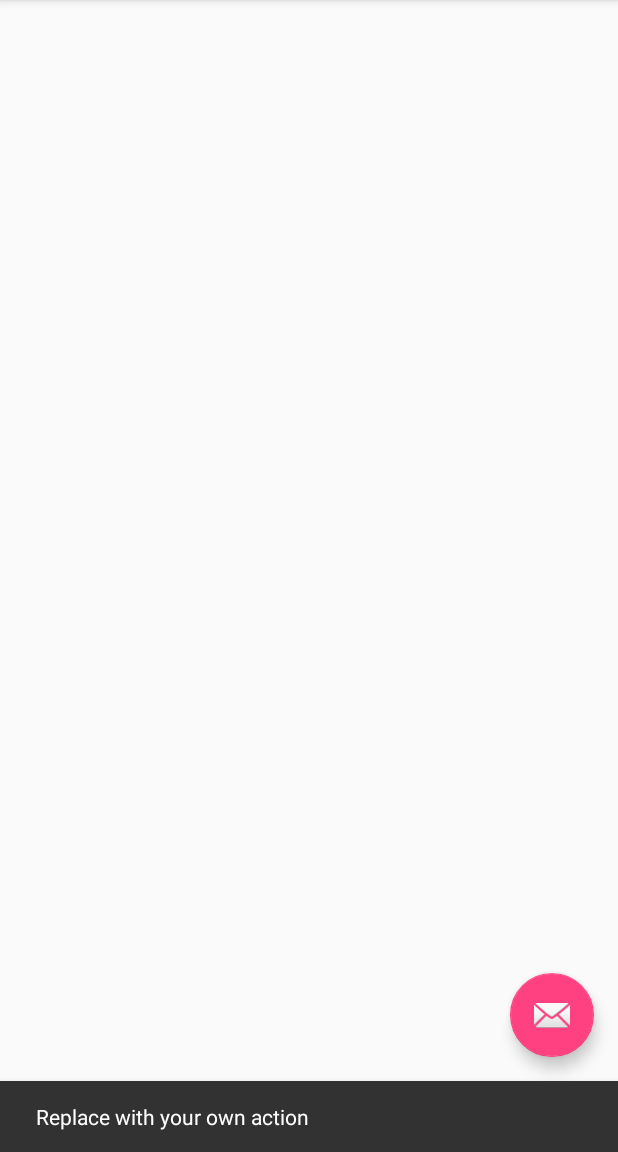
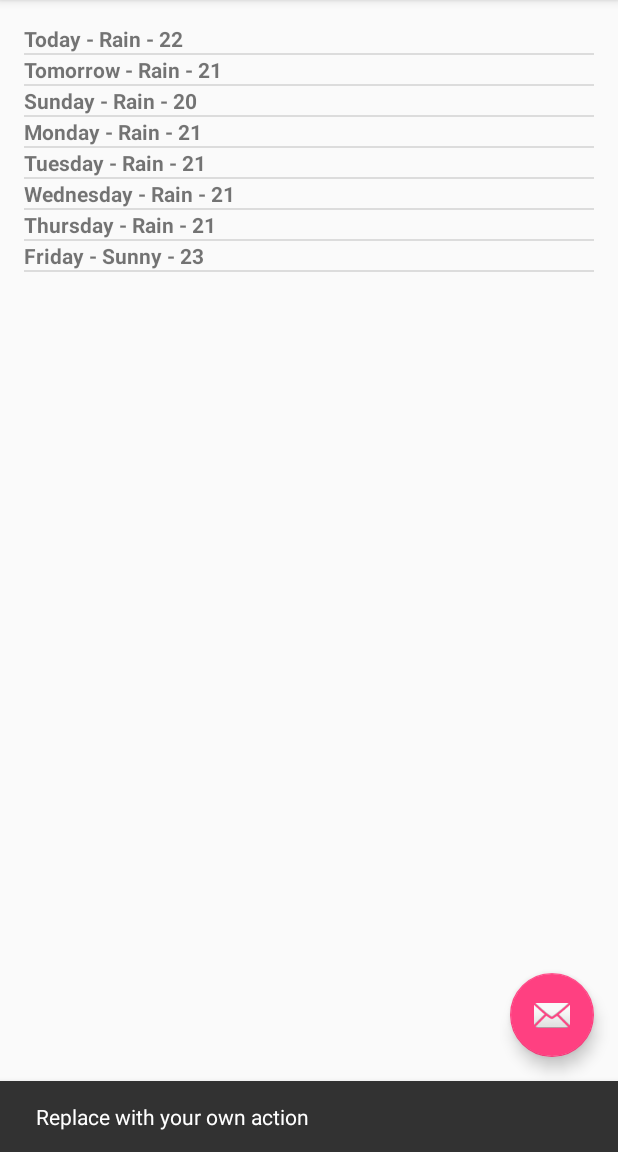
Before and after one commit to matanaliz/Sunshine, an Android app: the screen it shows after launch (MainActivity), after a tap on an icon or button, on a phone screen of 412 x 824 dp, the part 84-1236 px from its top. Run offline under Robolectric (Android 15) with nearby library versions, the phone set to English and light mode, and no system bars.

Commit message:
Added ListView adapted.
Added array adapter on list view item. Filled with forecast dummy data.

```diff
--- a/app/src/main/java/com/udacity/matanaliz/sunshine/MainActivityFragment.java
+++ b/app/src/main/java/com/udacity/matanaliz/sunshine/MainActivityFragment.java
@@ -5,6 +5,8 @@ import android.os.Bundle;
 import android.view.LayoutInflater;
 import android.view.View;
 import android.view.ViewGroup;
+import android.widget.ArrayAdapter;
+import android.widget.ListView;
 
 import java.util.ArrayList;
 import java.util.Arrays;
@@ -23,15 +25,33 @@ public class MainActivityFragment extends Fragment {
                              Bundle savedInstanceState) {
         View rootView = inflater.inflate(R.layout.fragment_main, container, false);
 
-        String [] itemsArray = {
+        String [] forecastArray = {
                 "Today - Rain - 22",
                 "Tomorrow - Rain - 21",
                 "Sunday - Rain - 20",
-                "Monday - Rain - 21"
+                "Monday - Rain - 21",
+                "Tuesday - Rain - 21",
+                "Wednesday - Rain - 21",
+                "Thursday - Rain - 21",
+                "Friday - Sunny - 23"
         };
 
         List<String> itemList = new ArrayList<String>(
-                Arrays.asList(itemsArray));
+                Arrays.asList(forecastArray));
+
+        ArrayAdapter<String> forecastAdapter =
+                new ArrayAdapter<String>(
+                        // Context of the Activity
+                        getActivity(),
+                        // Name of layout file
+                        R.layout.list_item_forecast,
+                        // Id of view inside of layout xml file
+                        R.id.list_item_forecast_textview,
+                        // Data
+                        forecastArray);
+
+        ListView listView = (ListView) rootView.findViewById(R.id.listview_forecast);
+        listView.setAdapter(forecastAdapter);
 
         return rootView;
     }
--- a/app/src/main/res/layout/list_item_forecast.xml
+++ b/app/src/main/res/layout/list_item_forecast.xml
@@ -3,4 +3,5 @@
     android:layout_width="match_parent"
     android:layout_height="match_parent"
     android:id="@+id/list_item_forecast_textview"
-    />
+    android:textStyle="bold"
+    android:textSize="@dimen/abc_text_size_body_1_material" />
```
